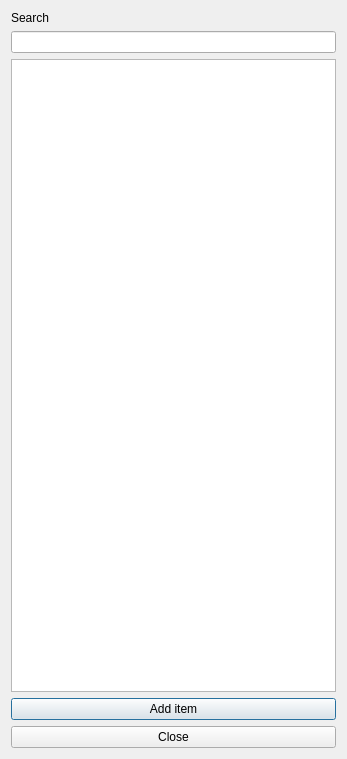
This is src/GUI/ListDialog.ui in Guekka/cathedral-assets-optimizer as Qt 5 draws it before an edit. The edited form follows.
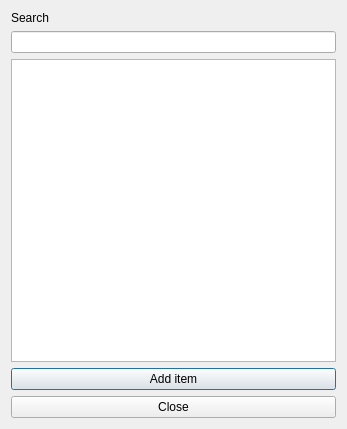
This is the edited form.

```diff
--- a/src/GUI/ListDialog.ui
+++ b/src/GUI/ListDialog.ui
@@ -7,7 +7,7 @@
     <x>0</x>
     <y>0</y>
     <width>347</width>
-    <height>759</height>
+    <height>429</height>
    </rect>
   </property>
   <property name="windowTitle">
```
